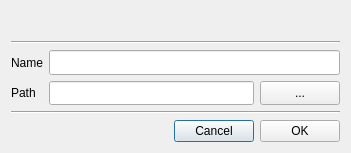
Qt form src/GUI/Utils/Library/GUI_EditLibrary.ui (return42/sayonara) before a commit.
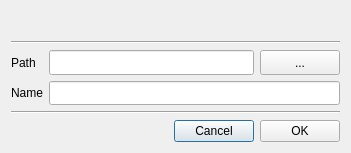
The same form after that commit.

Patch:
```diff
--- a/src/GUI/Utils/Library/GUI_EditLibrary.ui
+++ b/src/GUI/Utils/Library/GUI_EditLibrary.ui
@@ -11,33 +11,20 @@
    </rect>
   </property>
   <layout class="QGridLayout" name="gridLayout">
-   <item row="4" column="1">
-    <widget class="QLineEdit" name="le_path">
-     <property name="sizePolicy">
-      <sizepolicy hsizetype="MinimumExpanding" vsizetype="Preferred">
-       <horstretch>0</horstretch>
-       <verstretch>0</verstretch>
-      </sizepolicy>
-     </property>
-     <property name="readOnly">
-      <bool>true</bool>
-     </property>
-    </widget>
-   </item>
    <item row="3" column="0">
-    <widget class="QLabel" name="lab_name">
-     <property name="text">
-      <string notr="true">Name</string>
-     </property>
-    </widget>
-   </item>
-   <item row="4" column="0">
     <widget class="QLabel" name="lab_path">
      <property name="text">
       <string notr="true">Path</string>
      </property>
     </widget>
    </item>
+   <item row="4" column="0">
+    <widget class="QLabel" name="lab_name">
+     <property name="text">
+      <string notr="true">Name</string>
+     </property>
+    </widget>
+   </item>
    <item row="0" column="0" colspan="3">
     <widget class="QLabel" name="lab_title">
      <property name="text">
@@ -59,7 +46,7 @@
      </property>
     </widget>
    </item>
-   <item row="3" column="1" colspan="2">
+   <item row="4" column="1" colspan="2">
     <widget class="QLineEdit" name="le_name">
      <property name="sizePolicy">
       <sizepolicy hsizetype="Expanding" vsizetype="Minimum">
@@ -106,7 +93,20 @@
      </item>
     </layout>
    </item>
-   <item row="4" column="2">
+   <item row="3" column="1">
+    <widget class="QLineEdit" name="le_path">
+     <property name="sizePolicy">
+      <sizepolicy hsizetype="MinimumExpanding" vsizetype="Preferred">
+       <horstretch>0</horstretch>
+       <verstretch>0</verstretch>
+      </sizepolicy>
+     </property>
+     <property name="readOnly">
+      <bool>true</bool>
+     </property>
+    </widget>
+   </item>
+   <item row="3" column="2">
     <widget class="QPushButton" name="btn_choose_dir">
      <property name="sizePolicy">
       <sizepolicy hsizetype="Minimum" vsizetype="Preferred">
```
Left out of the diff: 5 changed lines with no effect on the pictures.
